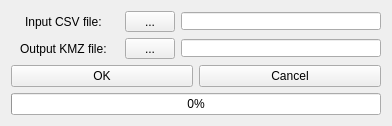
This is kml_generator.ui in skrilic/Roadscan as Qt 5 draws it before an edit. The edited form follows.
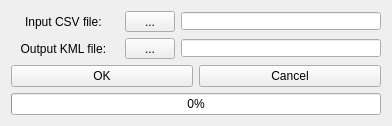
This is the edited form.

Patch:
```diff
--- a/kml_generator.ui
+++ b/kml_generator.ui
@@ -86,7 +86,7 @@
      <item>
       <widget class="QLabel" name="label_2">
        <property name="text">
-        <string>Output KMZ file: </string>
+        <string>Output KML file: </string>
        </property>
        <property name="alignment">
         <set>Qt::AlignCenter</set>
```
Left out of the diff: 6 changed lines with no effect on the pictures.
